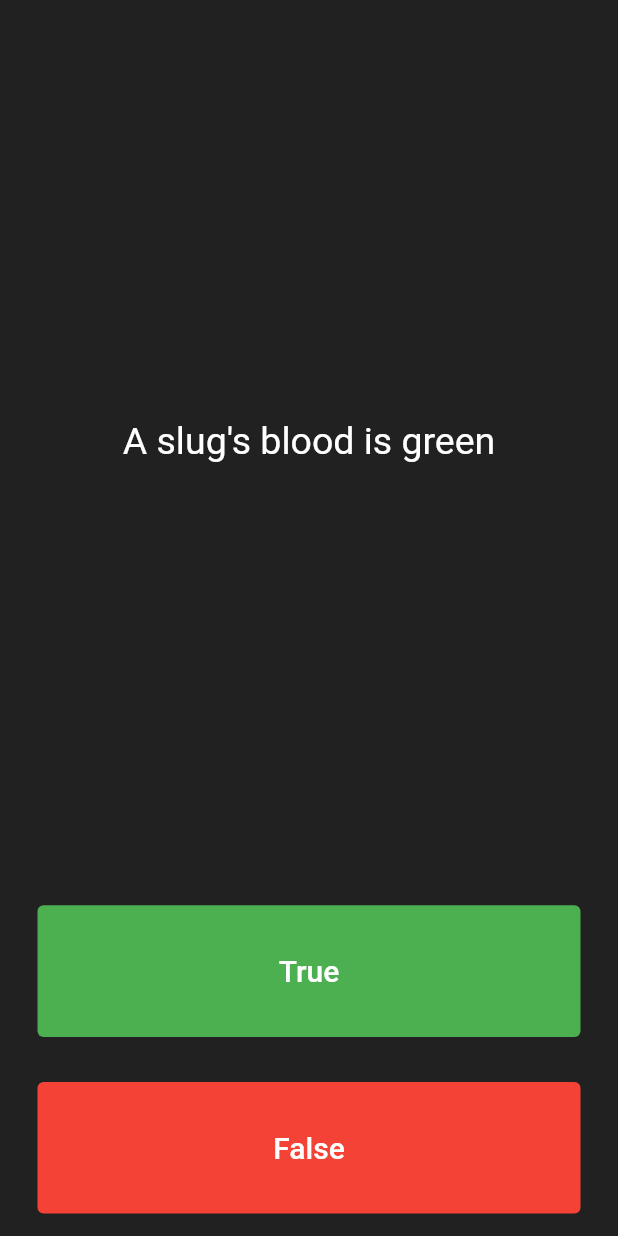
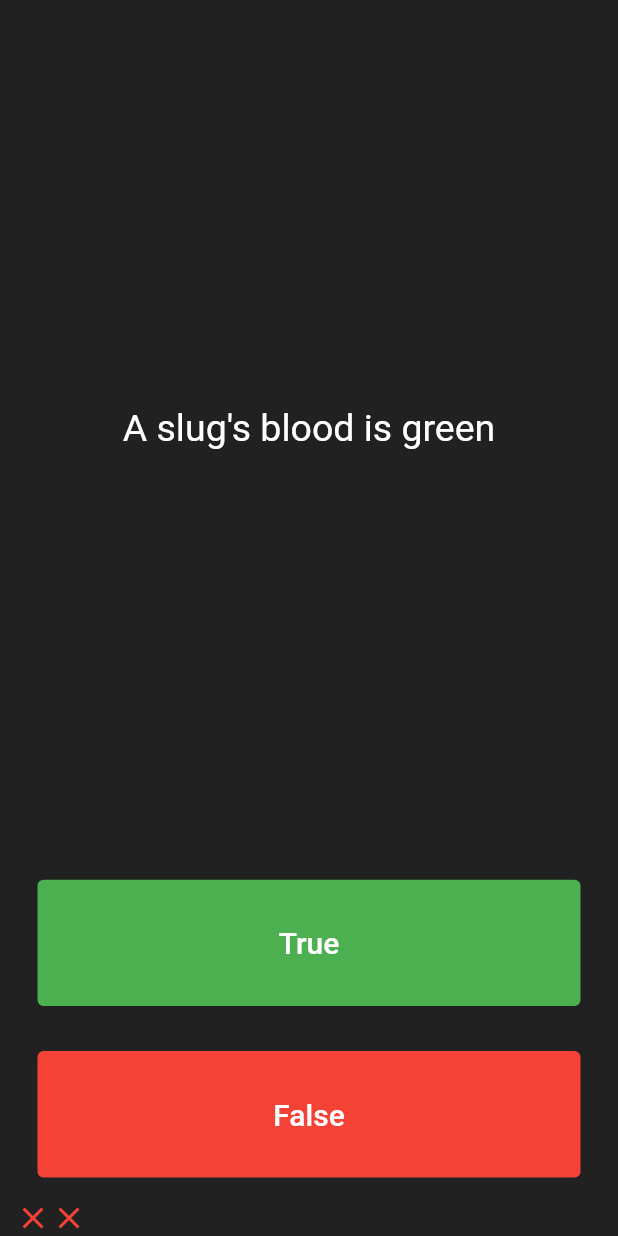
Before and after one commit to G-Shack/flutter_quizzler, a Flutter app: the screen it shows after launch, after a tap on "True", after a tap on "False", on a phone screen of 412 x 824 dp. Run offline on Flutter 3.47's test engine with Material 2 defaults, Android fonts, the phone set to English and light mode, and no system bars.

```diff
--- a/lib/main.dart
+++ b/lib/main.dart
@@ -37,6 +37,27 @@ class QuizPage extends StatefulWidget {
 class _QuizPageState extends State<QuizPage> {
   List<Icon> scoreKeeper = [];
 
+  void checkAnswer(bool userAnswer) {
+    setState(() {
+      if (userAnswer == quizBrain.getQuestionAnswer()) {
+        scoreKeeper.add(
+          Icon(
+            Icons.check,
+            color: Colors.green,
+          ),
+        );
+      } else {
+        scoreKeeper.add(
+          Icon(
+            Icons.close,
+            color: Colors.red,
+          ),
+        );
+      }
+      quizBrain.nextQuestion();
+    });
+  }
+
   // List<String> questions = [
   //   'You can lead a cow downstairs but not upstairs.',
   //   'Approximately one quarter of human bones are in the feet.',
@@ -71,15 +92,7 @@ class _QuizPageState extends State<QuizPage> {
             padding: const EdgeInsets.all(15.0),
             child: TextButton(
               onPressed: () {
-                bool correctAns = quizBrain.getQuestionAnswer();
-                if (correctAns == true) {
-                  print('Correct Ans');
-                } else {
-                  print('Wrong answer!');
-                }
-                setState(() {
-                  quizBrain.nextQuestion();
-                });
+                checkAnswer(true);
               },
               style: TextButton.styleFrom(
                   foregroundColor: Colors.white, backgroundColor: Colors.green),
@@ -95,15 +108,7 @@ class _QuizPageState extends State<QuizPage> {
             padding: const EdgeInsets.all(15.0),
             child: TextButton(
               onPressed: () {
-                bool correctAns = quizBrain.getQuestionAnswer();
-                if (correctAns == false) {
-                  print('Correct Ans');
-                } else {
-                  print('Wrong answer!');
-                }
-                setState(() {
-                  quizBrain.nextQuestion();
-                });
+                checkAnswer(false);
               },
               style: TextButton.styleFrom(
                   foregroundColor: Colors.white, backgroundColor: Colors.red),
@@ -114,6 +119,9 @@ class _QuizPageState extends State<QuizPage> {
             ),
           ),
         ),
+        Row(
+          children: scoreKeeper,
+        )
       ],
     );
   }
```
